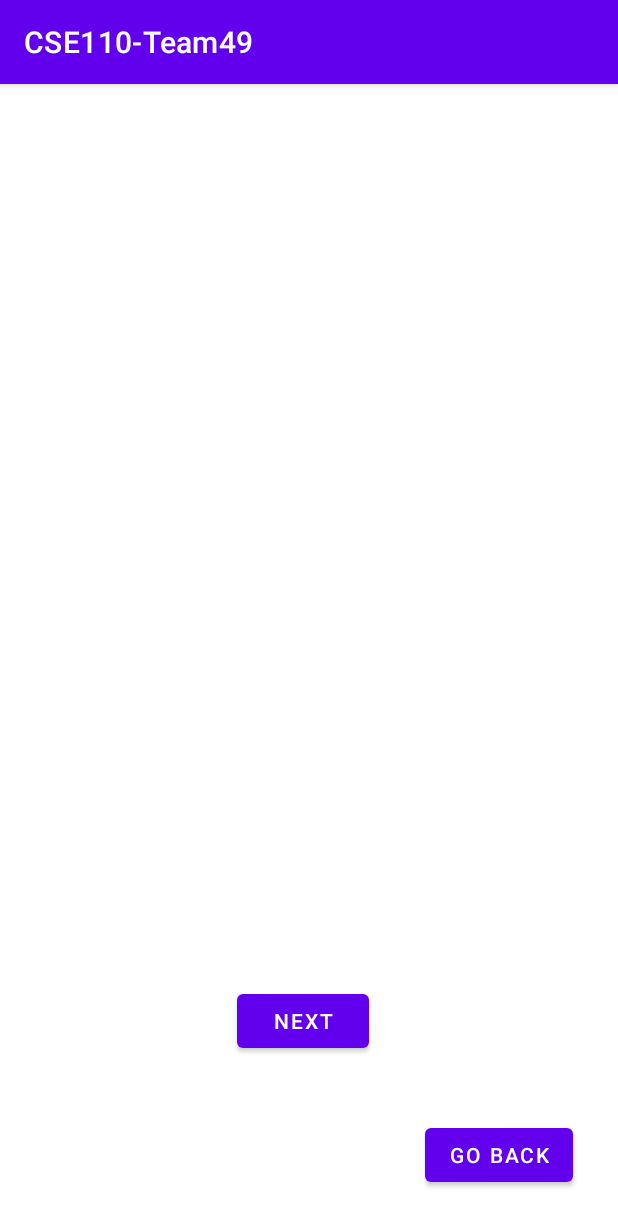
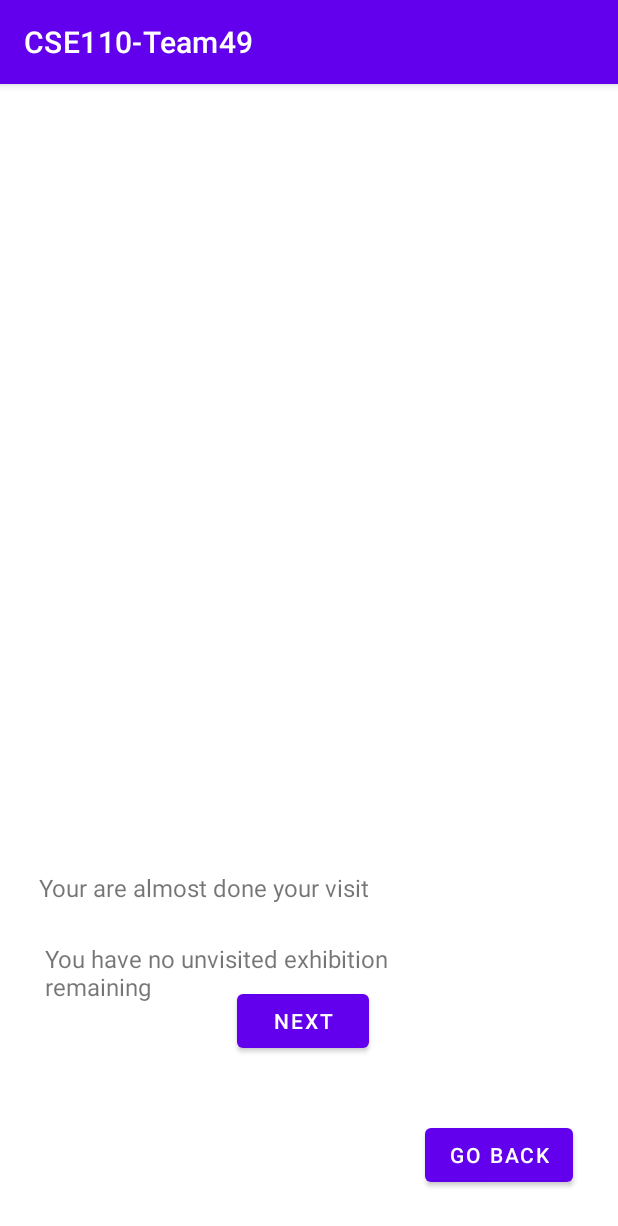
Before and after one commit to CSE-110-Spring-2022/zooseeker-cse-110-team-49, an Android app: the PlanRouteActivity screen opened directly, with no data from a screen before it, on a phone screen of 412 x 824 dp. Shown: the top 1226 px of the screen. Run offline under Robolectric (Android 15) with nearby library versions, the phone set to English and light mode, and no system bars; our stand-ins replace Room's generated code; libraries missing offline, so code that uses them is left out: org.jgrapht, org.jgrapht.alg, org.jgrapht.graph, org.jgrapht.nio; Roboto replaces fonts that are not available here; 3 statements that could not run were skipped.

Commit message:
update route plan

```diff
--- a/app/src/main/java/com/example/cse110_team49/PlanRouteActivity.java
+++ b/app/src/main/java/com/example/cse110_team49/PlanRouteActivity.java
@@ -6,6 +6,7 @@ import android.content.Context;
 import android.content.SharedPreferences;
 import android.os.Bundle;
 import android.view.View;
+import android.widget.TextView;
 
 import org.jgrapht.Graph;
 import org.jgrapht.GraphPath;
@@ -13,6 +14,8 @@ import org.jgrapht.alg.shortestpath.DijkstraShortestPath;
 
 import java.util.List;
 import java.util.Map;
+import java.util.Timer;
+import java.util.TimerTask;
 
 public class PlanRouteActivity extends AppCompatActivity {
 
@@ -27,7 +30,72 @@ public class PlanRouteActivity extends AppCompatActivity {
         setContentView(R.layout.activity_plan_route);
 
         Bundle extras = getIntent().getExtras();
-        String currentLocationID;
+        String currentLocationID = extras.getString("from");
+
+        Map<String, ZooDataItem.VertexInfo> vInfo = ZooDataItem.loadVertexInfoJSON(this, "sample_node_info.json");
+        Map<String, ZooDataItem.EdgeInfo> eInfo = ZooDataItem.loadEdgeInfoJSON(this, "sample_edge_info.json");
+
+        Context context = getApplicationContext();
+        ExhibitDatabase db = ExhibitDatabase.getSingleton(context);
+        ExhibitDao exhibitDao = db.exhibitDao();
+        List<Exhibit> exhibits = exhibitDao.getAll();
+
+        Graph<String, IdentifiedWeightedEdge> g = ZooDataItem.loadZooGraphJSON(this.getApplicationContext(),"sample_zoo_graph.json");
+
+        double minDist = Double.POSITIVE_INFINITY;
+        double nextMinDist = Double.POSITIVE_INFINITY;
+        Exhibit nextClosestExhibit=null;
+        Exhibit closestExhibit=null;
+
+        for (Exhibit exhibit: exhibits) {
+            if(exhibit.getItemId().equals("Entrance and Exit Gate") || exhibit.getItemId().equals(currentLocationID)){
+                continue;
+            }
+            DijkstraShortestPath d = new DijkstraShortestPath(g);
+            double weight = d.getPathWeight(currentLocationID, exhibit.getItemId());
+            if (weight < minDist){
+                minDist = weight;
+                closestExhibit = exhibit;
+            }
+        }
+        if (closestExhibit != null) {
+            for (Exhibit exhibit: exhibits) {
+                if(exhibit.getItemId().equals(currentLocationID) || exhibit.getItemId().equals(closestExhibit.getItemId())){
+                    continue;
+                }
+                DijkstraShortestPath d = new DijkstraShortestPath(g);
+                double weight = d.getPathWeight(closestExhibit.getItemId(),exhibit.getItemId());
+                if (weight < nextMinDist){
+                    nextMinDist = weight;
+                    nextClosestExhibit = exhibit;
+                }
+            }
+        }
+        TextView nextView = findViewById(R.id.nextStop);
+        if (nextClosestExhibit != null) {
+            nextView.setText("Your closest next stop is: "+nextClosestExhibit.getName());
+        }
+        else{
+            nextView.setText("Your are almost done your visit");
+        }
+        String message="";
+        if(closestExhibit!=null){
+            GraphPath<String, IdentifiedWeightedEdge> path = DijkstraShortestPath.findPathBetween(g, currentLocationID, closestExhibit.getItemId());
+            int i = 1;
+            for (IdentifiedWeightedEdge e : path.getEdgeList()) {
+                message = i + ". Walk on " + eInfo.get(e.getId()).street + g.getEdgeWeight(e) + " ft towards "  + vInfo.get(g.getEdgeTarget(e).toString()).name;
+                i++;
+            }
+        }
+        System.out.println(message);
+
+
+        new Timer().scheduleAtFixedRate(new TimerTask(){
+            @Override
+            public void run(){
+                initializeView();
+            }
+        },0,500);
 
 //        System.out.println(extras.getString("from"));
 
@@ -59,17 +127,6 @@ public class PlanRouteActivity extends AppCompatActivity {
         currentLocationID = closestExhibitId;
 //        }
 
-        Map<String, ZooDataItem.VertexInfo> vInfo = ZooDataItem.loadVertexInfoJSON(this, "sample_node_info.json");
-        Map<String, ZooDataItem.EdgeInfo> eInfo = ZooDataItem.loadEdgeInfoJSON(this, "sample_edge_info.json");
-
-        Context context = getApplicationContext();
-        ExhibitDatabase db = ExhibitDatabase.getSingleton(context);
-        ExhibitDao exhibitDao = db.exhibitDao();
-        List<Exhibit> exhibits = exhibitDao.getAll();
-
-        Graph<String, IdentifiedWeightedEdge> g = ZooDataItem.loadZooGraphJSON(this.getApplicationContext(),"sample_zoo_graph.json");
-
-        double minDist = Double.POSITIVE_INFINITY;
 
 
         for (Exhibit exhibit: exhibits) {
@@ -81,15 +138,28 @@ public class PlanRouteActivity extends AppCompatActivity {
             }
         }
 
-        GraphPath<String, IdentifiedWeightedEdge> path = DijkstraShortestPath.findPathBetween(g, currentLocationID, closestExhibit.getItemId());
 
-        int i = 1;
-        for (IdentifiedWeightedEdge e : path.getEdgeList()) {
-            String message = i + ". Walk on " + eInfo.get(e.getId()).street + " " + (int)g.getEdgeWeight(e) + " ft towards "  + vInfo.get(g.getEdgeTarget(e).toString()).name;
-            i++;
-            System.out.println(message);
+
+    }
+
+    public void initializeView() {
+        Context context = getApplicationContext();
+        ExhibitDatabase db = ExhibitDatabase.getSingleton(context);
+        ExhibitDao exhibitDao = db.exhibitDao();
+        TextView countView = findViewById(R.id.num_remaining);
+        long theCount = 0;
+        if (exhibitDao.getAll() != null) {
+            theCount = exhibitDao.getAll().size();
         }
-
+        if(theCount>1){
+            countView.setText(String.valueOf(theCount)+" unvisited exhibitions remaining");
+        }
+        else if(theCount==1){
+            countView.setText(String.valueOf(theCount)+" unvisited exhibition remaining");
+        }
+        else{
+            countView.setText("You have no unvisited exhibition remaining");
+        }
 
     }
 
--- a/app/src/main/res/layout/activity_navigation.xml
+++ b/app/src/main/res/layout/activity_navigation.xml
@@ -23,10 +23,10 @@
         android:layout_height="600dp"
         android:layout_marginTop="28dp"
         android:layout_marginEnd="16dp"
-        android:hint="Navigation"
         android:lineSpacingExtra="8sp"
         android:textAppearance="@style/TextAppearance.AppCompat.Large"
         android:textSize="18sp"
+        android:text="You've already arrived at your destination!"
         app:layout_constraintEnd_toEndOf="parent"
         app:layout_constraintTop_toBottomOf="@+id/arrow" />
 
--- a/app/src/main/res/layout/activity_plan_route.xml
+++ b/app/src/main/res/layout/activity_plan_route.xml
@@ -16,7 +16,29 @@
         android:text="Go Back"
         app:layout_constraintBottom_toBottomOf="parent"
         app:layout_constraintEnd_toEndOf="parent" />
+    <TextView
+        android:id="@+id/num_remaining"
+        android:layout_width="270dp"
+        android:layout_height="40dp"
+        android:layout_marginTop="572dp"
+        android:layout_marginEnd="112dp"
+        android:gravity="center_vertical"
+        android:text=" "
+        android:textSize="16sp"
+        app:layout_constraintEnd_toEndOf="parent"
+        app:layout_constraintTop_toTopOf="parent" />
 
+    <TextView
+        android:id="@+id/nextStop"
+        android:layout_width="270dp"
+        android:layout_height="40dp"
+        android:layout_marginTop="516dp"
+        android:layout_marginEnd="116dp"
+        android:gravity="center_vertical"
+        android:text=" "
+        android:textSize="16sp"
+        app:layout_constraintEnd_toEndOf="parent"
+        app:layout_constraintTop_toTopOf="parent" />
     <Button
         android:id="@+id/next_in_list"
         android:layout_width="wrap_content"
```
